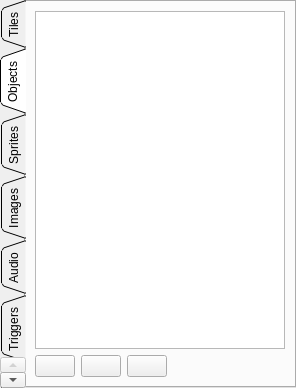
First picture: the form in ResourceTab/ResourceTab.ui, repository Preece/TGL, before the edit.
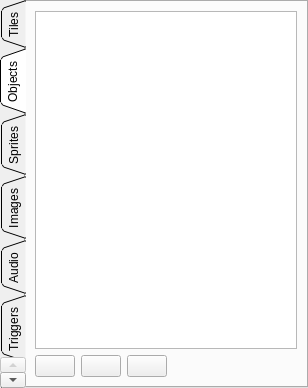
Second picture: the form after the edit. The open tabs and pages were chosen to show the change. Icons and pictures are not drawn.

Diff of the .ui file:
```diff
--- a/ResourceTab/ResourceTab.ui
+++ b/ResourceTab/ResourceTab.ui
@@ -6,7 +6,7 @@
    <rect>
     <x>0</x>
     <y>0</y>
-    <width>296</width>
+    <width>308</width>
     <height>388</height>
    </rect>
   </property>
```
Left out of the diff: 2 changed lines with no effect on the pictures.
